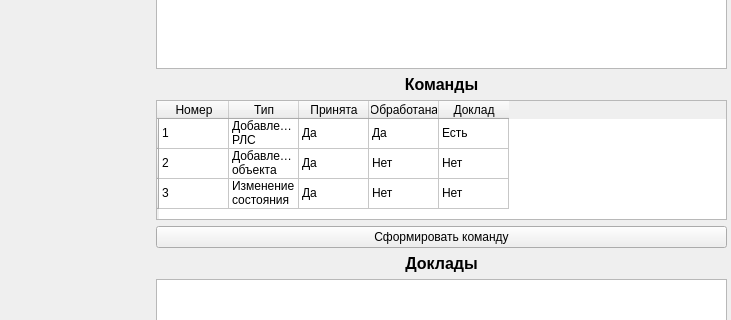
YanaTurKli/ImitatorExchange, file window.ui: the form before one commit; both pictures show x 309 to 1040 and y 254 to 574 of the 1040 by 695 pixel window.
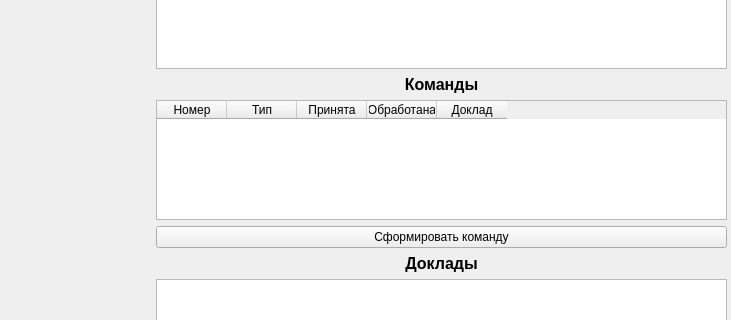
The form after the commit.

Diff of the .ui file:
```diff
--- a/window.ui
+++ b/window.ui
@@ -145,21 +145,6 @@
         <attribute name="horizontalHeaderDefaultSectionSize">
          <number>70</number>
         </attribute>
-        <row>
-         <property name="text">
-          <string/>
-         </property>
-        </row>
-        <row>
-         <property name="text">
-          <string/>
-         </property>
-        </row>
-        <row>
-         <property name="text">
-          <string/>
-         </property>
-        </row>
         <column>
          <property name="text">
           <string>Номер</string>
@@ -185,81 +170,6 @@
           <string>Доклад</string>
          </property>
         </column>
-        <item row="0" column="0">
-         <property name="text">
-          <string>1</string>
-         </property>
-        </item>
-        <item row="0" column="1">
-         <property name="text">
-          <string>Добавление РЛС</string>
-         </property>
-        </item>
-        <item row="0" column="2">
-         <property name="text">
-          <string>Да</string>
-         </property>
-        </item>
-        <item row="0" column="3">
-         <property name="text">
-          <string>Да</string>
-         </property>
-        </item>
-        <item row="0" column="4">
-         <property name="text">
-          <string>Есть</string>
-         </property>
-        </item>
-        <item row="1" column="0">
-         <property name="text">
-          <string>2</string>
-         </property>
-        </item>
-        <item row="1" column="1">
-         <property name="text">
-          <string>Добавление объекта</string>
-         </property>
-        </item>
-        <item row="1" column="2">
-         <property name="text">
-          <string>Да</string>
-         </property>
-        </item>
-        <item row="1" column="3">
-         <property name="text">
-          <string>Нет</string>
-         </property>
-        </item>
-        <item row="1" column="4">
-         <property name="text">
-          <string>Нет</string>
-         </property>
-        </item>
-        <item row="2" column="0">
-         <property name="text">
-          <string>3</string>
-         </property>
-        </item>
-        <item row="2" column="1">
-         <property name="text">
-          <string>Изменение состояния</string>
-         </property>
-        </item>
-        <item row="2" column="2">
-         <property name="text">
-          <string>Да</string>
-         </property>
-        </item>
-        <item row="2" column="3">
-         <property name="text">
-          <string>Нет</string>
-         </property>
-        </item>
-        <item row="2" column="4">
-         <property name="text">
-          <string>Нет</string>
-         </property>
-        </item>
        </widget>
       </item>
       <item>
```
